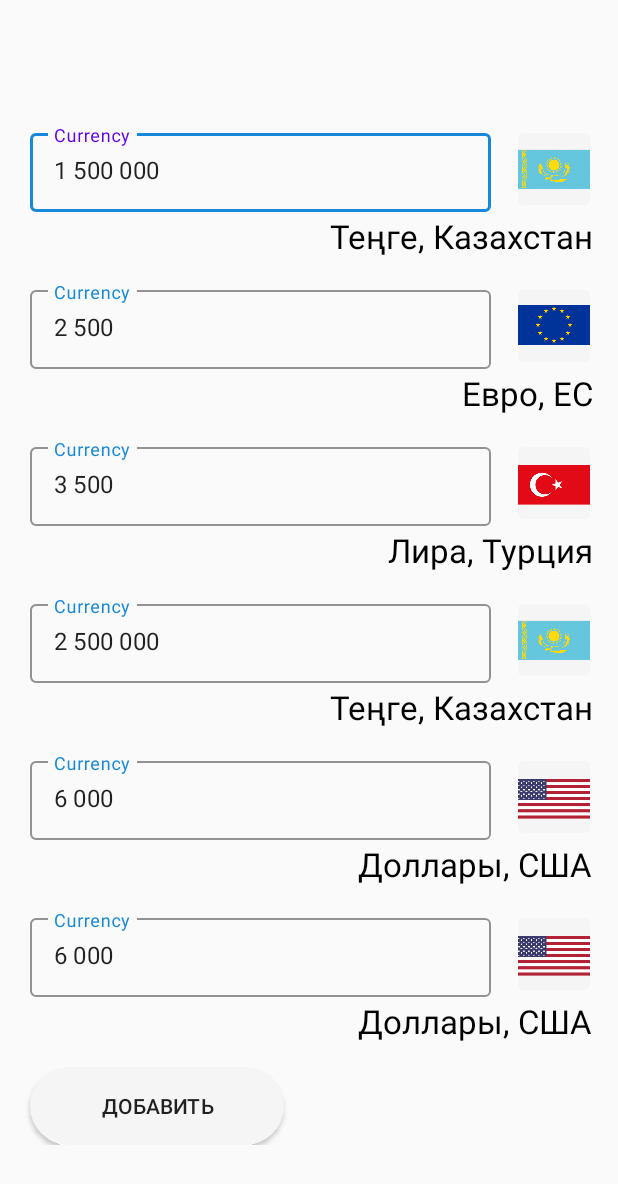
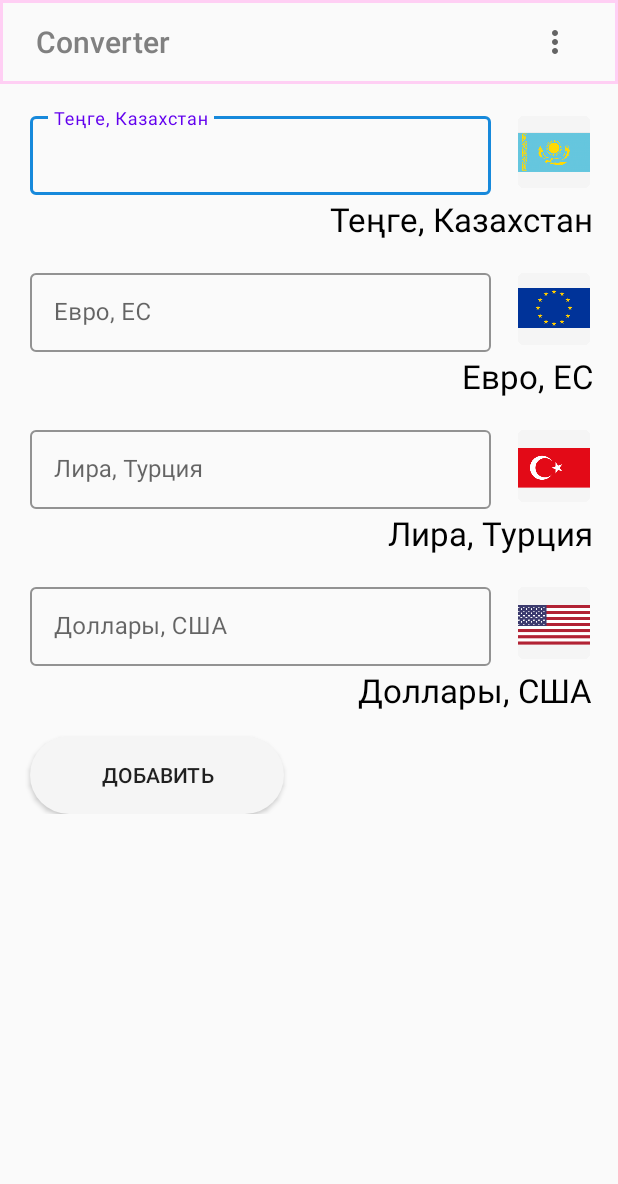
Before and after one commit to aiger12/PinAppHomeWork, an Android app built with Jetpack Compose: the ConvertorActivity screen opened directly, with no data from a screen before it, after a tap on "ДОБАВИТЬ", on a phone screen of 412 x 824 dp. Shown: the top 1184 px of the screen. Run offline under Robolectric (Android 15) with nearby library versions, the phone set to English and light mode, and no system bars.

Commit message:
toolbar is added (hm15)

```diff
--- a/app/build.gradle
+++ b/app/build.gradle
@@ -59,7 +59,7 @@ dependencies {
     implementation 'androidx.compose.material3:material3'
 
     implementation 'androidx.constraintlayout:constraintlayout:2.1.4'
-    implementation 'androidx.appcompat:appcompat:1.6.1'
+    implementation 'androidx.appcompat:appcompat:1.6.'
     implementation 'androidx.compose.ui:ui-graphics-android:1.5.1'
     implementation 'com.google.android.material:material:1.10.0'
     testImplementation 'junit:junit:4.13.2'
--- a/app/src/main/java/com/example/pinapphomework/Convertor/ButtonItem.kt
+++ b/app/src/main/java/com/example/pinapphomework/Convertor/ButtonItem.kt
@@ -1,4 +1,5 @@
 package com.example.pinapphomework.Convertor
 
-interface ButtonItem {
-}
+data class ButtonItem (
+    val name: String = "Добавить"
+) : MainI
--- a/app/src/main/java/com/example/pinapphomework/Convertor/ConvertorActivity.kt
+++ b/app/src/main/java/com/example/pinapphomework/Convertor/ConvertorActivity.kt
@@ -1,54 +1,112 @@
 package com.example.pinapphomework.Convertor
 
 import android.os.Bundle
+import android.view.Menu
+import android.view.MenuInflater
+import android.view.MenuItem
 import androidx.appcompat.app.AppCompatActivity
+import androidx.recyclerview.widget.ItemTouchHelper
+import androidx.recyclerview.widget.ItemTouchHelper.DOWN
+import androidx.recyclerview.widget.ItemTouchHelper.END
+import androidx.recyclerview.widget.ItemTouchHelper.START
+import androidx.recyclerview.widget.ItemTouchHelper.UP
 import androidx.recyclerview.widget.LinearLayoutManager
+import androidx.recyclerview.widget.LinearSmoothScroller
 import androidx.recyclerview.widget.RecyclerView
 import com.example.pinapphomework.R
 
-class ConvertorActivity:AppCompatActivity (){
+class ConvertorActivity : AppCompatActivity(), OnButtonClickListener {
 
-    private lateinit var newRecyclerView: RecyclerView
-    private lateinit var newArrayList: ArrayList<Currency>
-    lateinit var flagImage : Array<Int>
-    lateinit var amount : Array<String>
-    lateinit var currentName : Array<String>
-
+    lateinit var adapterRecyclerView: CurrencyAdapter
+    lateinit var managerRecycleView: LinearLayoutManager
     override fun onCreate(savedInstanceState: Bundle?) {
         super.onCreate(savedInstanceState)
         setContentView(R.layout.activity_converter)
+        setSupportActionBar(findViewById(R.id.toolbar))
 
-        flagImage = arrayOf(
-            R.drawable.kz,
-            R.drawable.eu,
-            R.drawable.tk,
-            R.drawable.kz,
-            R.drawable.usa,
-            R.drawable.usa,
-            )
-
-        amount = arrayOf(
-            "1 500 000", "2 500", "3 500", "2 500 000", "6 000","6 000",
+        val countryMoneyList = mutableListOf<MainI>(
+            Currency(R.drawable.kz, getString(R.string.tenge)),
+            Currency(R.drawable.eu, getString(R.string.euro)),
+            Currency(R.drawable.tk, getString(R.string.lyra)),
+            ButtonItem()
         )
 
-        currentName = arrayOf(
-            "Теңге, Казахстан","Евро, ЕС","Лира, Турция", "Теңге, Казахстан", "Доллары, США","Доллары, США",
-        )
+        val recyclerView = findViewById<RecyclerView>(R.id.recyclerView)
+        managerRecycleView = LinearLayoutManager(this, LinearLayoutManager.VERTICAL, false)
+        adapterRecyclerView = CurrencyAdapter(this)
+        adapterRecyclerView.setItems(countryMoneyList)
 
-        newRecyclerView = findViewById(R.id.recyclerView)
-        newRecyclerView.layoutManager = LinearLayoutManager(this)
-        newRecyclerView.setHasFixedSize(true)
+        recyclerView.apply {
+            adapter = adapterRecyclerView
+            layoutManager = managerRecycleView
+        }
 
-        newArrayList = arrayListOf<Currency>()
-        getCurrencyData()
+        val itemToucheHelper by lazy {
+            ItemTouchHelper(object : ItemTouchHelper.SimpleCallback(UP or DOWN, START or END) {
+                override fun onMove(
+                    recyclerView: RecyclerView,
+                    viewHolder: RecyclerView.ViewHolder,
+                    target: RecyclerView.ViewHolder,
+                ): Boolean {
+                    val adapter = recyclerView.adapter as CurrencyAdapter
+                    val from = viewHolder.adapterPosition
+                    val to = target.adapterPosition
+                    adapter.moveItem(from, to)
+                    adapter.notifyItemMoved(from, to)
+
+                    return true
+                }
+
+                override fun onSwiped(viewHolder: RecyclerView.ViewHolder, direction: Int) {
+                    val position = viewHolder.adapterPosition
+                    adapterRecyclerView.deleteItem(position)
+                    adapterRecyclerView.notifyItemRemoved(position)
+                }
+            })
+        }
+
+        itemToucheHelper.attachToRecyclerView(recyclerView)
     }
 
-    private fun getCurrencyData() {
-        for(i in flagImage.indices){
-            val currency = Currency(flagImage[i],amount[i], currentName[i])
-            newArrayList.add(currency)
+    override fun onCreateOptionsMenu(menu: Menu?): Boolean {
+        val infalter: MenuInflater = menuInflater
+        infalter.inflate(R.menu.main_menu, menu)
+
+        return true
+    }
+
+    override fun onOptionsItemSelected(item: MenuItem): Boolean {
+        when(item.itemId){
+            R.id.sort_by_alphabet -> {
+                adapterRecyclerView.sortByAlphabet()
+                return true
+            }
+        }
+        return super.onOptionsItemSelected(item)
+    }
+
+    override fun onButtonClick(size: Int) {
+        val smoothScroller = object : LinearSmoothScroller(this) {
+            override fun getVerticalSnapPreference(): Int = LinearSmoothScroller.SNAP_TO_START
         }
 
-        newRecyclerView.adapter = CurrencyAdapter(newArrayList)
+        val position = size-1
+        smoothScroller.targetPosition = position
+        managerRecycleView?.startSmoothScroll(smoothScroller) // плавная прокрутка
+
+
+        adapterRecyclerView.setItemToPosition(
+            Currency(
+                R.drawable.usa,
+                getString(R.string.dollars)
+            ),
+            position+1
+        )
     }
+
+
 }
+
+interface OnButtonClickListener {
+    fun onButtonClick(listSize: Int)
+}
--- a/app/src/main/java/com/example/pinapphomework/Convertor/Currency.kt
+++ b/app/src/main/java/com/example/pinapphomework/Convertor/Currency.kt
@@ -2,6 +2,5 @@ package com.example.pinapphomework.Convertor
 
 data class Currency(
     val flagImage: Int,
-    val amount: String,
     val currencyName: String,
-)
+) : MainI
--- a/app/src/main/java/com/example/pinapphomework/Convertor/CurrencyAdapter.kt
+++ b/app/src/main/java/com/example/pinapphomework/Convertor/CurrencyAdapter.kt
@@ -1,76 +1,127 @@
 package com.example.pinapphomework.Convertor
 
-import android.text.Editable
 import android.view.LayoutInflater
-import android.view.View
 import android.view.ViewGroup
 import android.widget.Button
 import android.widget.ImageView
 import android.widget.TextView
 import androidx.recyclerview.widget.RecyclerView
+import androidx.recyclerview.widget.RecyclerView.ViewHolder
 import com.example.pinapphomework.R
-import com.google.android.material.textfield.TextInputEditText
+import com.google.android.material.textfield.TextInputLayout
 
-class CurrencyAdapter(private val currencyList: ArrayList<Currency>) :
-    RecyclerView.Adapter<RecyclerView.ViewHolder>() {
+class CurrencyAdapter(
+    private val onButtonClickListener: OnButtonClickListener,
+) : RecyclerView.Adapter<RecyclerView.ViewHolder>() {
 
     companion object {
         private const val VIEW_TYPE_CURRENCY = 1
         private const val VIEW_TYPE_ADD_BUTTON = 2
     }
+    private val data = mutableListOf<MainI>()
 
-    override fun onCreateViewHolder(parent: ViewGroup, viewType: Int): RecyclerView.ViewHolder {
+    fun setItems(list: List<MainI>) {
+        data.clear()
+        data.addAll(list)
+        notifyDataSetChanged()
+    }
+
+    fun setItem(money:Currency){
+        data.add(money)
+        notifyItemChanged(data.lastIndex)
+    }
+
+    fun setItemToPosition(money:Currency, position: Int){
+        data.add(position,money)
+        notifyItemChanged(position)
+    }
+
+    fun sortByAlphabet() {
+        val currencyList = data.filterIsInstance<Currency>()
+        val buttonItem = data.firstOrNull { it is ButtonItem }
+
+        if (currencyList.isNotEmpty()) {
+            data.removeAll(currencyList)
+            data.addAll(currencyList.sortedBy { it.currencyName })
+        }
+
+        if (buttonItem != null) {
+            data.remove(buttonItem)
+            data.add(buttonItem)
+        }
+
+        notifyDataSetChanged()
+    }
+
+
+    override fun onCreateViewHolder(parent: ViewGroup, viewType: Int): ViewHolder {
+        val inflater = LayoutInflater.from(parent.context)
+
         return when (viewType) {
             VIEW_TYPE_CURRENCY -> {
-                val itemView = LayoutInflater.from(parent.context).inflate(R.layout.list_currency, parent, false)
-                ViewHolderCurrency(itemView)
+                ViewHolderCurrency(inflater,parent)
             }
+
             VIEW_TYPE_ADD_BUTTON -> {
-                val itemView = LayoutInflater.from(parent.context).inflate(R.layout.button_add_currency, parent, false)
-                ViewHolderAddButton(itemView)
+                ViewHolderAddButton(inflater,parent)
             }
+
             else -> throw IllegalArgumentException("Invalid view type")
         }
     }
 
-    override fun onBindViewHolder(holder: RecyclerView.ViewHolder, position: Int) {
-        when (holder) {
-            is ViewHolderCurrency -> {
-                val currentItem = currencyList[position]
-                val amountText = currentItem.amount
+    override fun getItemViewType(position: Int): Int = when(data[position]){
+        is Currency -> VIEW_TYPE_CURRENCY
+        is ButtonItem -> VIEW_TYPE_ADD_BUTTON
+        else -> VIEW_TYPE_CURRENCY
+    }
 
-                holder.flagImage.setImageResource(currentItem.flagImage)
-                holder.amount.text = Editable.Factory.getInstance().newEditable(amountText)
-                holder.currencyName.text = currentItem.currencyName
+    override fun onBindViewHolder(holder: ViewHolder, position: Int) {
+        when(holder){
+            is ViewHolderCurrency ->{
+                holder.bind(data[position])
             }
-            is ViewHolderAddButton -> {
-                holder.btnAdd.setOnClickListener {
-                    //clicked, what else?
-                }
+            is ViewHolderAddButton ->{
+                holder.bind(onButtonClickListener, position)
+            }
+        }
+    }
+    fun moveItem(from: Int, to: Int) {
+        val item = data.removeAt(from)
+        data.add(to,item)
+    }
+
+    fun deleteItem(from: Int){
+        data.removeAt(from)
+    }
+
+    override fun getItemCount(): Int {
+        return data.size
+    }
+
+
+    class ViewHolderCurrency(inflater: LayoutInflater, parent: ViewGroup) :
+        RecyclerView.ViewHolder(inflater.inflate(R.layout.list_currency, parent, false)) {
+        val flagImage: ImageView = itemView.findViewById(R.id.fl_kz)
+        val amount = itemView.findViewById<TextInputLayout>(R.id.amount)
+        val currencyName: TextView = itemView.findViewById(R.id.currencyName)
+
+        fun bind(item: MainI ) {
+            item as Currency
+            currencyName.text = item.currencyName
+            amount.hint=item.currencyName
+            flagImage.setImageResource(item.flagImage)
+        }
+    }
+
+    class ViewHolderAddButton(inflater: LayoutInflater, parent: ViewGroup) :
+        RecyclerView.ViewHolder(inflater.inflate(R.layout.button_add_currency, parent, false)) {
+        val btnAdd: Button = itemView.findViewById<Button>(R.id.btn_add_currency)
+        fun bind(onButtonClickListener: OnButtonClickListener, position: Int) {
+            btnAdd.setOnClickListener {
+                onButtonClickListener.onButtonClick(position)
             }
         }
     }
 
-    override fun getItemCount(): Int {
-        // Return the total number of items in the list, including the "Add" button
-        return currencyList.size + 1
-    }
-
-    override fun getItemViewType(position: Int): Int {
-        return if (position < currencyList.size) {
-            VIEW_TYPE_CURRENCY
-        } else {
-            VIEW_TYPE_ADD_BUTTON
-        }
-    }
-
-    class ViewHolderCurrency(itemView: View) : RecyclerView.ViewHolder(itemView) {
-        val flagImage: ImageView = itemView.findViewById(R.id.fl_kz)
-        val amount: TextInputEditText = itemView.findViewById(R.id.amount)
-        val currencyName: TextView = itemView.findViewById(R.id.currencyName)
-    }
-
-    class ViewHolderAddButton(itemView: View) : RecyclerView.ViewHolder(itemView) {
-        val btnAdd: Button = itemView.findViewById(R.id.btn_add_currency)
-    }
 }
--- /dev/null
+++ b/app/src/main/res/drawable/toolbar_back.xml
@@ -0,0 +1,6 @@
+<?xml version="1.0" encoding="utf-8"?>
+<shape xmlns:android="http://schemas.android.com/apk/res/android">
+    <stroke android:width="2dp" android:color="@color/soft_pink">
+
+    </stroke>
+</shape>
--- a/app/src/main/res/layout/activity_converter.xml
+++ b/app/src/main/res/layout/activity_converter.xml
@@ -1,19 +1,28 @@
 <?xml version="1.0" encoding="utf-8"?>
-<androidx.constraintlayout.widget.ConstraintLayout xmlns:android="http://schemas.android.com/apk/res/android"
+<androidx.appcompat.widget.LinearLayoutCompat xmlns:android="http://schemas.android.com/apk/res/android"
     xmlns:app="http://schemas.android.com/apk/res-auto"
     xmlns:tools="http://schemas.android.com/tools"
+    android:layout_width="match_parent"
+    android:layout_height="match_parent"
 
-    android:layout_width="wrap_content"
-    android:layout_height="match_parent"
-    android:layout_marginTop="67dp"
+    android:orientation="vertical"
+    tools:context=".Convertor.ConvertorActivity">
 
-    tools:context=".Convertor.ConvertorActivity">
+    <androidx.appcompat.widget.Toolbar
+        android:id="@+id/toolbar"
+        android:layout_width="match_parent"
+        android:layout_height="wrap_content"
+        android:paddingStart="20dp"
+        android:paddingEnd="20dp"
+        app:title="Converter"
+        android:background="@drawable/toolbar_back"
+        app:titleTextColor="@color/primary_text" />
 
     <androidx.recyclerview.widget.RecyclerView
         android:id="@+id/recyclerView"
         android:layout_width="match_parent"
-        android:layout_height="match_parent" />
+        android:layout_height="wrap_content"
+        android:scrollbarAlwaysDrawVerticalTrack="true"
+        app:layout_constraintTop_toBottomOf="@+id/toolbar" />
 
-
-
-</androidx.constraintlayout.widget.ConstraintLayout>
+</androidx.appcompat.widget.LinearLayoutCompat>
--- a/app/src/main/res/layout/list_currency.xml
+++ b/app/src/main/res/layout/list_currency.xml
@@ -15,19 +15,18 @@
 
         <com.google.android.material.textfield.TextInputLayout
             style="@style/Widget.MaterialComponents.TextInputLayout.OutlinedBox"
+            android:id="@+id/amount"
             android:layout_width="307dp"
             android:layout_height="58dp"
             android:orientation="horizontal"
-            android:textColorHint="#1789DB"
             app:boxStrokeColor="#1789DB"
             app:layout_constraintStart_toStartOf="parent"
             app:layout_constraintTop_toTopOf="parent">
 
             <com.google.android.material.textfield.TextInputEditText
-                android:id="@+id/amount"
                 android:layout_width="match_parent"
                 android:layout_height="wrap_content"
-                android:hint="@string/currency" />
+                android:hint="Currency"/>
         </com.google.android.material.textfield.TextInputLayout>
 
         <ImageView
--- /dev/null
+++ b/app/src/main/res/menu/main_menu.xml
@@ -0,0 +1,24 @@
+<?xml version="1.0" encoding="utf-8"?>
+<menu xmlns:android="http://schemas.android.com/apk/res/android"
+    xmlns:app="http://schemas.android.com/apk/res-auto">
+    <item
+        android:id="@+id/menu_sort"
+        android:title="Сортировать по">
+        <menu>
+            <group
+                android:checkableBehavior="single">
+                <item
+                    android:id="@+id/sort_by_alphabet"
+                    android:title="Алфавиту"/>
+                <item
+                    android:id="@+id/sort_by_price"
+                    android:title="Стоимости"/>
+            </group>
+        </menu>
+    </item>
+
+    <item
+        android:id="@+id/drop"
+        android:title="Сбросить сортировку">
+    </item>
+</menu>
--- a/app/src/main/res/values/strings.xml
+++ b/app/src/main/res/values/strings.xml
@@ -18,7 +18,9 @@
     <string name="sixth_news">Sixth news</string>
     <string name="open_convertor">Открыть конвертер</string>
     <string name="currency">Currency</string>
-    <string name="dollarsUSA">Доллары, США</string>
-    <string name="liraTK">Лира, Турция</string>
+    <string name="dollars">Доллары, США</string>
+    <string name="lyra">Лира, Турция</string>
+    <string name="tenge">Теңге, Казахстан</string>
+    <string name="euro">Евро, ЕС</string>
     <string name="btn_add_currency">Добавить</string>
 </resources>
```
